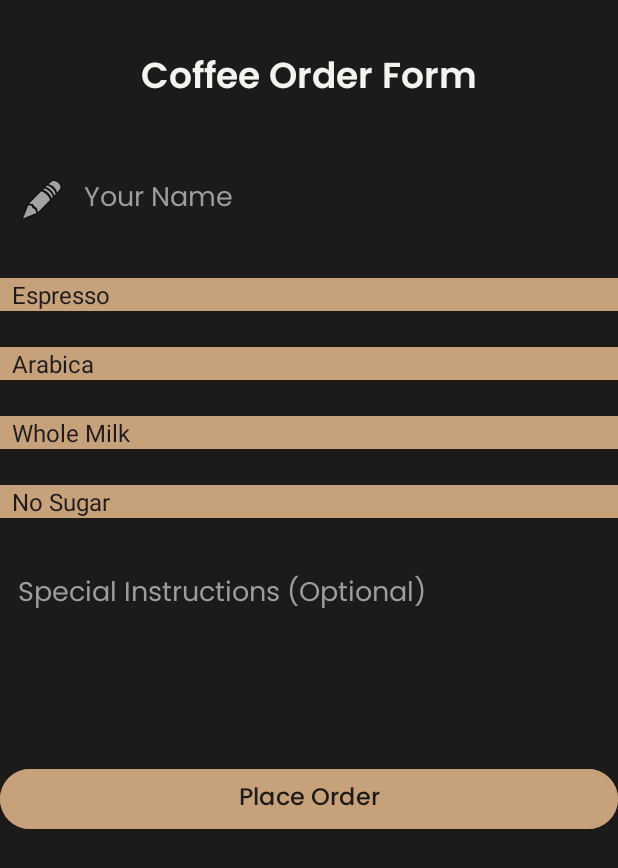
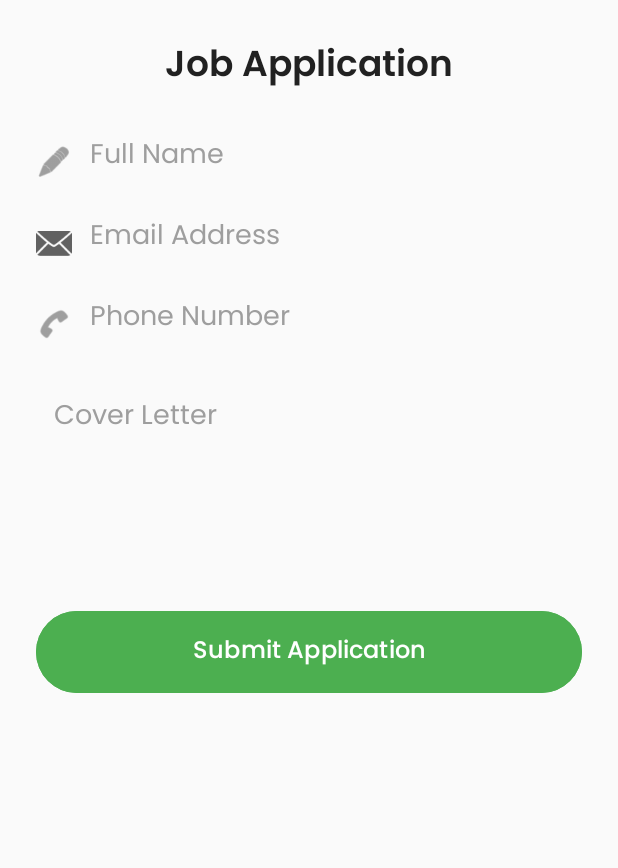
Before and after one commit to shrey-royal/25_Android_GNR, an Android app: the screen it shows after launch (RelativeLayout before the commit, Layouts after it), on a phone screen of 412 x 824 dp. Shown: the top 868 px of the screen. Run offline under Robolectric (Android 15) with nearby library versions, the phone set to English and light mode, and no system bars.

Commit message:
Linear Layout, Nested Layouts

```diff
--- a/Pro0/app/src/main/AndroidManifest.xml
+++ b/Pro0/app/src/main/AndroidManifest.xml
@@ -12,7 +12,7 @@
         android:supportsRtl="true"
         android:theme="@style/Theme.Pro0">
         <activity
-            android:name=".RelativeLayout"
+            android:name=".Layouts"
             android:exported="true">
             <intent-filter>
                 <action android:name="android.intent.action.MAIN" />
--- /dev/null
+++ b/Pro0/app/src/main/java/com/royal/pro0/Layouts.java
@@ -0,0 +1,14 @@
+package com.royal.pro0;
+
+import android.os.Bundle;
+
+import androidx.appcompat.app.AppCompatActivity;
+
+public class Layouts extends AppCompatActivity {
+
+    @Override
+    protected void onCreate(Bundle savedInstanceState) {
+        super.onCreate(savedInstanceState);
+        setContentView(R.layout.linear_layout);
+    }
+}
--- a/Pro0/app/src/main/java/com/royal/pro0/RelativeLayout.java
+++ /dev/null
@@ -1,24 +0,0 @@
-package com.royal.pro0;
-
-import android.os.Bundle;
-
-import androidx.activity.EdgeToEdge;
-import androidx.appcompat.app.AppCompatActivity;
-import androidx.core.graphics.Insets;
-import androidx.core.view.ViewCompat;
-import androidx.core.view.WindowInsetsCompat;
-
-public class RelativeLayout extends AppCompatActivity {
-
-    @Override
-    protected void onCreate(Bundle savedInstanceState) {
-        super.onCreate(savedInstanceState);
-        EdgeToEdge.enable(this);
-        setContentView(R.layout.activity_relative_layout);
-        ViewCompat.setOnApplyWindowInsetsListener(findViewById(R.id.main), (v, insets) -> {
-            Insets systemBars = insets.getInsets(WindowInsetsCompat.Type.systemBars());
-            v.setPadding(systemBars.left, systemBars.top, systemBars.right, systemBars.bottom);
-            return insets;
-        });
-    }
-}
--- /dev/null
+++ b/Pro0/app/src/main/res/layout/linear_layout.xml
@@ -0,0 +1,134 @@
+<?xml version="1.0" encoding="utf-8"?>
+<LinearLayout xmlns:android="http://schemas.android.com/apk/res/android"
+    xmlns:app="http://schemas.android.com/apk/res-auto"
+    xmlns:tools="http://schemas.android.com/tools"
+    android:id="@+id/linear_layout"
+    android:orientation="vertical"
+    android:layout_width="match_parent"
+    android:layout_height="match_parent"
+    android:background="#FAFAFA"
+    android:padding="24dp"
+    tools:context=".Layouts">
+
+    <TextView
+        android:id="@+id/tvTitle"
+        android:layout_width="match_parent"
+        android:layout_height="wrap_content"
+        android:fontFamily="@font/poppins_semibold"
+        android:text="Job Application"
+        android:textColor="#212121"
+        android:textSize="24sp"
+        android:gravity="center"
+        android:layout_marginBottom="24dp" />
+
+    <LinearLayout
+        android:layout_width="match_parent"
+        android:layout_height="wrap_content"
+        android:orientation="horizontal"
+        android:gravity="center_vertical"
+        android:layout_marginBottom="16dp">
+
+        <ImageView
+            android:layout_width="24dp"
+            android:layout_height="24dp"
+            android:src="@android:drawable/ic_menu_edit"
+            android:layout_marginEnd="12dp"
+            app:tint="#616161" />
+
+        <EditText
+            android:id="@+id/etFullName"
+            android:layout_width="0dp"
+            android:layout_weight="1"
+            android:layout_height="wrap_content"
+            android:background="@null"
+            android:hint="Full Name"
+            android:fontFamily="@font/poppins_regular"
+            android:textColor="#212121"
+            android:textColorHint="#9E9E9E"
+            android:paddingBottom="8dp" />
+    </LinearLayout>
+
+    <LinearLayout
+        android:layout_width="match_parent"
+        android:layout_height="wrap_content"
+        android:orientation="horizontal"
+        android:gravity="center_vertical"
+        android:layout_marginBottom="16dp">
+
+        <ImageView
+            android:layout_width="24dp"
+            android:layout_height="24dp"
+            android:src="@android:drawable/ic_dialog_email"
+            android:layout_marginEnd="12dp"
+            app:tint="#616161" />
+
+        <EditText
+            android:id="@+id/etEmail"
+            android:layout_width="0dp"
+            android:layout_weight="1"
+            android:layout_height="wrap_content"
+            android:background="@null"
+            android:hint="Email Address"
+            android:inputType="textEmailAddress"
+            android:fontFamily="@font/poppins_regular"
+            android:textColor="#212121"
+            android:textColorHint="#9E9E9E"
+            android:paddingBottom="8dp" />
+    </LinearLayout>
+
+    <LinearLayout
+        android:layout_width="match_parent"
+        android:layout_height="wrap_content"
+        android:orientation="horizontal"
+        android:gravity="center_vertical"
+        android:layout_marginBottom="16dp">
+
+        <ImageView
+            android:layout_width="24dp"
+            android:layout_height="24dp"
+            android:src="@android:drawable/ic_menu_call"
+            android:layout_marginEnd="12dp"
+            app:tint="#616161" />
+
+        <EditText
+            android:id="@+id/etPhone"
+            android:layout_width="0dp"
+            android:layout_weight="1"
+            android:layout_height="wrap_content"
+            android:background="@null"
+            android:hint="Phone Number"
+            android:inputType="phone"
+            android:fontFamily="@font/poppins_regular"
+            android:textColor="#212121"
+            android:textColorHint="#9E9E9E"
+            android:paddingBottom="8dp" />
+    </LinearLayout>
+
+    <EditText
+        android:id="@+id/etCoverLetter"
+        android:layout_width="match_parent"
+        android:layout_height="120dp"
+        android:background="@null"
+        android:hint="Cover Letter"
+        android:gravity="top|start"
+        android:inputType="textMultiLine"
+        android:fontFamily="@font/poppins_regular"
+        android:textColor="#212121"
+        android:textColorHint="#9E9E9E"
+        android:padding="12dp"
+        android:layout_marginBottom="24dp" />
+
+    <Button
+        android:id="@+id/btnSubmit"
+        android:layout_width="match_parent"
+        android:layout_height="wrap_content"
+        android:text="Submit Application"
+        android:textAllCaps="false"
+        android:textSize="16sp"
+        android:fontFamily="@font/poppins_medium"
+        android:textColor="#FFFFFF"
+        android:backgroundTint="#4CAF50"
+        android:padding="14dp"
+        android:layout_marginTop="8dp"
+        android:layout_marginBottom="8dp" />
+</LinearLayout>
--- a/Pro0/app/src/main/res/layout/activity_relative_layout.xml
+++ b/Pro0/app/src/main/res/layout/relative_layout.xml
@@ -2,12 +2,12 @@
 <RelativeLayout xmlns:android="http://schemas.android.com/apk/res/android"
     xmlns:app="http://schemas.android.com/apk/res-auto"
     xmlns:tools="http://schemas.android.com/tools"
-    android:id="@+id/main"
+    android:id="@+id/relative_layout"
     android:layout_width="match_parent"
     android:layout_height="match_parent"
     android:background="#1C1B1A"
     android:padding="24dp"
-    tools:context=".RelativeLayout">
+    tools:context=".Layouts">
 
     <!-- Title -->
     <TextView
```
